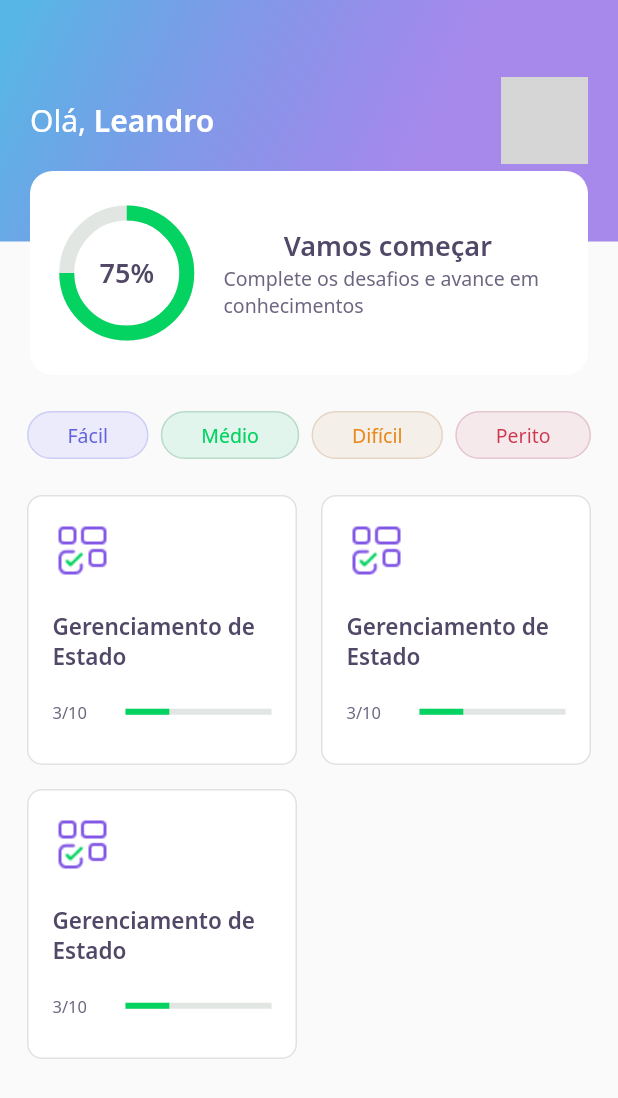
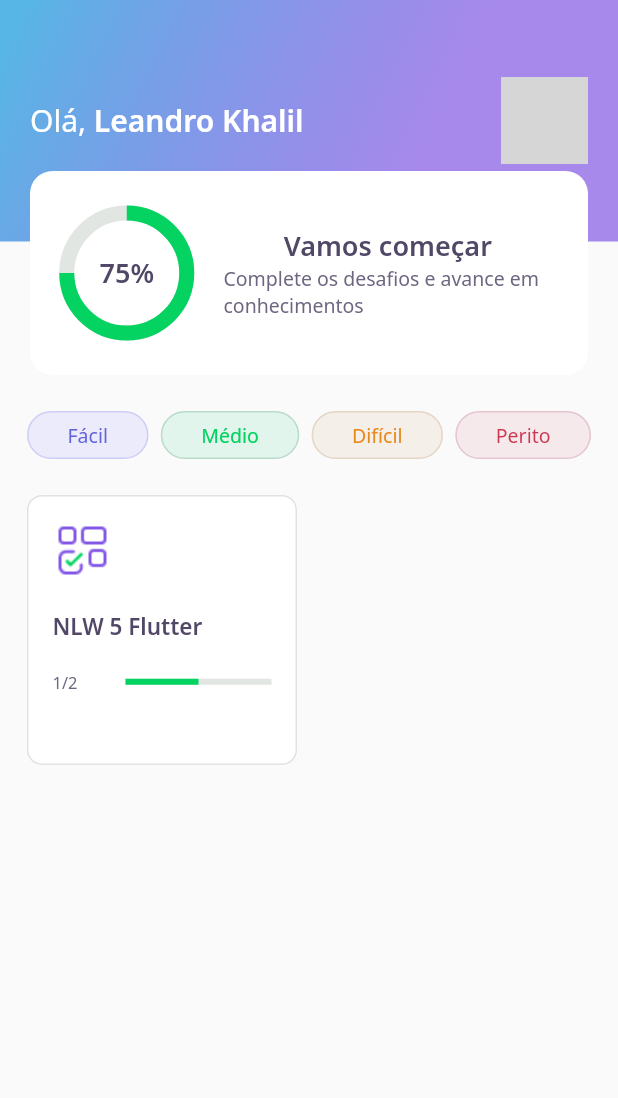
Before and after one commit to khalilpdev/devquiz, a Flutter app: the HomePage screen opened directly, on a phone screen of 412 x 824 dp. Shown: the top 1098 px of the screen. Run offline on Flutter 3.47's test engine with Material 2 defaults, Android fonts, the phone set to English and light mode, and no system bars; our stand-ins replace google_fonts; accounts and stored records are empty; network calls fail; grey boxes are pictures that could not be loaded.

Commit message:
criado home controller e ajustado nos widgtes seu uso

```diff
--- a/lib/core/app_widget.dart
+++ b/lib/core/app_widget.dart
@@ -8,7 +8,7 @@ class AppWidget extends StatelessWidget {
   Widget build(BuildContext context) {
     return MaterialApp(
       title: "DevQuiz",
-      home: ChallengePage(),
+      home: HomePage(),
     );
   }
 }
--- /dev/null
+++ b/lib/home/home_controller.dart
@@ -0,0 +1,52 @@
+import 'package:devquiz/core/app_images.dart';
+import 'package:devquiz/home/home_state.dart';
+import 'package:devquiz/shared/models/awnser_model.dart';
+import 'package:devquiz/shared/models/question_model.dart';
+import 'package:devquiz/shared/models/quiz_model.dart';
+import 'package:devquiz/shared/models/user_model.dart';
+
+class HomeController {
+  HomeState state = HomeState.empty;
+
+  UserModel? user;
+  List<QuizModel>? quizzes;
+
+  void getUser() {
+    user = UserModel(
+      name: "Leandro Khalil",
+      photoUrl:
+          "https://avatars.githubusercontent.com/u/82157454?s=400&u=36b9ad6e8fcbda0cfb89e512149529b01acef63e&v=4",
+    );
+  }
+
+  void getQuizzes() {
+    quizzes = [
+      QuizModel(
+        title: "NLW 5 Flutter",
+        imagem: AppImages.blocks,
+        questionAwnsered: 1,
+        level: Level.facil,
+        questions: [
+          QuestionModel(
+            title: "Está curtindo o Flutter",
+            awnsers: [
+              AwnserModel(title: "Estou curtindo"),
+              AwnserModel(title: "Amando Flutter"),
+              AwnserModel(title: "Muito top"),
+              AwnserModel(title: "Show de bola", isRight: true),
+            ],
+          ),
+          QuestionModel(
+            title: "Está curtindo o Flutter",
+            awnsers: [
+              AwnserModel(title: "Estou curtindo"),
+              AwnserModel(title: "Amando Flutter"),
+              AwnserModel(title: "Muito top"),
+              AwnserModel(title: "Show de bola", isRight: true),
+            ],
+          )
+        ],
+      ),
+    ];
+  }
+}
--- a/lib/home/home_page.dart
+++ b/lib/home/home_page.dart
@@ -1,3 +1,5 @@
+import 'package:devquiz/challenge/widgets/quiz/quiz_widget.dart';
+import 'package:devquiz/home/home_controller.dart';
 import 'package:devquiz/home/widgets/appbar/app_bar_widget.dart';
 import 'package:devquiz/home/widgets/level_button/level_button_widget.dart';
 import 'package:devquiz/home/widgets/quiz_card/quiz_card_widget.dart';
@@ -11,10 +13,19 @@ class HomePage extends StatefulWidget {
 }
 
 class _HomePageState extends State<HomePage> {
+  final controller = HomeController();
+
+  @override
+  void initState() {
+    super.initState();
+    controller.getUser();
+    controller.getQuizzes();
+  }
+
   @override
   Widget build(BuildContext context) {
     return Scaffold(
-      appBar: AppBarWidget(),
+      appBar: AppBarWidget(user: controller.user!),
       body: Padding(
         padding: const EdgeInsets.symmetric(horizontal: 18),
         child: Column(
@@ -43,11 +54,14 @@ class _HomePageState extends State<HomePage> {
               crossAxisSpacing: 16,
               mainAxisSpacing: 16,
               crossAxisCount: 2,
-              children: [
-                QuizCardWidget(),
-                QuizCardWidget(),
-                QuizCardWidget(),
-              ],
+              children: controller.quizzes!
+                  .map((e) => QuizCardWidget(
+                        title: e.title,
+                        percent: e.questionAwnsered / e.questions.length,
+                        completed:
+                            "${e.questionAwnsered}/${e.questions.length}",
+                      ))
+                  .toList(),
             ))
           ],
         ),
--- /dev/null
+++ b/lib/home/home_state.dart
@@ -0,0 +1,6 @@
+enum HomeState {
+  sucess,
+  loading,
+  error,
+  empty,
+}
--- a/lib/home/widgets/appbar/app_bar_widget.dart
+++ b/lib/home/widgets/appbar/app_bar_widget.dart
@@ -1,10 +1,12 @@
 import 'package:devquiz/core/app_gradients.dart';
 import 'package:devquiz/core/app_text_styles.dart';
 import 'package:devquiz/home/widgets/score_card/score_card_widget.dart';
+import 'package:devquiz/shared/models/user_model.dart';
 import 'package:flutter/cupertino.dart';
 
 class AppBarWidget extends PreferredSize {
-  AppBarWidget()
+  final UserModel user;
+  AppBarWidget({required this.user})
       : super(
           preferredSize: Size.fromHeight((250)),
           child: Container(
@@ -24,7 +26,7 @@ class AppBarWidget extends PreferredSize {
                           style: AppTextStyles.title,
                           children: [
                             TextSpan(
-                              text: "Leandro",
+                              text: user.name,
                               style: AppTextStyles.titleBold,
                             )
                           ],
@@ -36,8 +38,7 @@ class AppBarWidget extends PreferredSize {
                         decoration: BoxDecoration(
                           borderRadius: BorderRadius.circular(10),
                           image: DecorationImage(
-                            image: NetworkImage(
-                                'https://avatars.githubusercontent.com/u/82157454?s=400&u=36b9ad6e8fcbda0cfb89e512149529b01acef63e&v=4'),
+                            image: NetworkImage(user.photoUrl),
                           ),
                         ),
                       )
--- a/lib/home/widgets/quiz_card/quiz_card_widget.dart
+++ b/lib/home/widgets/quiz_card/quiz_card_widget.dart
@@ -5,6 +5,17 @@ import 'package:devquiz/shared/widgets/progress_indicator/progress_indicator_wid
 import 'package:flutter/material.dart';
 
 class QuizCardWidget extends StatelessWidget {
+  final String title;
+  final String completed;
+  final double percent;
+
+  const QuizCardWidget({
+    Key? key,
+    required this.title,
+    required this.completed,
+    required this.percent,
+  }) : super(key: key);
+
   @override
   Widget build(BuildContext context) {
     return Container(
@@ -24,7 +35,7 @@ class QuizCardWidget extends StatelessWidget {
           ),
           SizedBox(height: 20),
           Text(
-            "Gerenciamento de Estado",
+            title,
             style: AppTextStyles.heading15,
           ),
           SizedBox(height: 20),
@@ -33,13 +44,15 @@ class QuizCardWidget extends StatelessWidget {
               Expanded(
                 flex: 1,
                 child: Text(
-                  "3/10",
+                  completed,
                   style: AppTextStyles.body11,
                 ),
               ),
               Expanded(
                 flex: 2,
-                child: ProgressIndicadorWidget(value: 0.3),
+                child: ProgressIndicadorWidget(
+                  value: percent,
+                ),
               )
             ],
           )
--- a/lib/shared/models/quiz_model.dart
+++ b/lib/shared/models/quiz_model.dart
@@ -9,16 +9,16 @@ enum Level {
 
 class QuizModel {
   final String title;
-  final List<QuestionModel> question;
+  final List<QuestionModel> questions;
   final int questionAwnsered;
   final String imagem;
   final Level level;
 
   QuizModel({
     required this.title,
-    required this.question,
-    this.questionAwnsered = 0,
+    required this.questions,
     required this.imagem,
     required this.level,
+    this.questionAwnsered = 0,
   });
 }
--- a/lib/shared/models/user_model.dart
+++ b/lib/shared/models/user_model.dart
@@ -6,6 +6,6 @@ class UserModel {
   UserModel({
     required this.name,
     required this.photoUrl,
-    required this.score,
+    this.score = 0,
   });
 }
```
